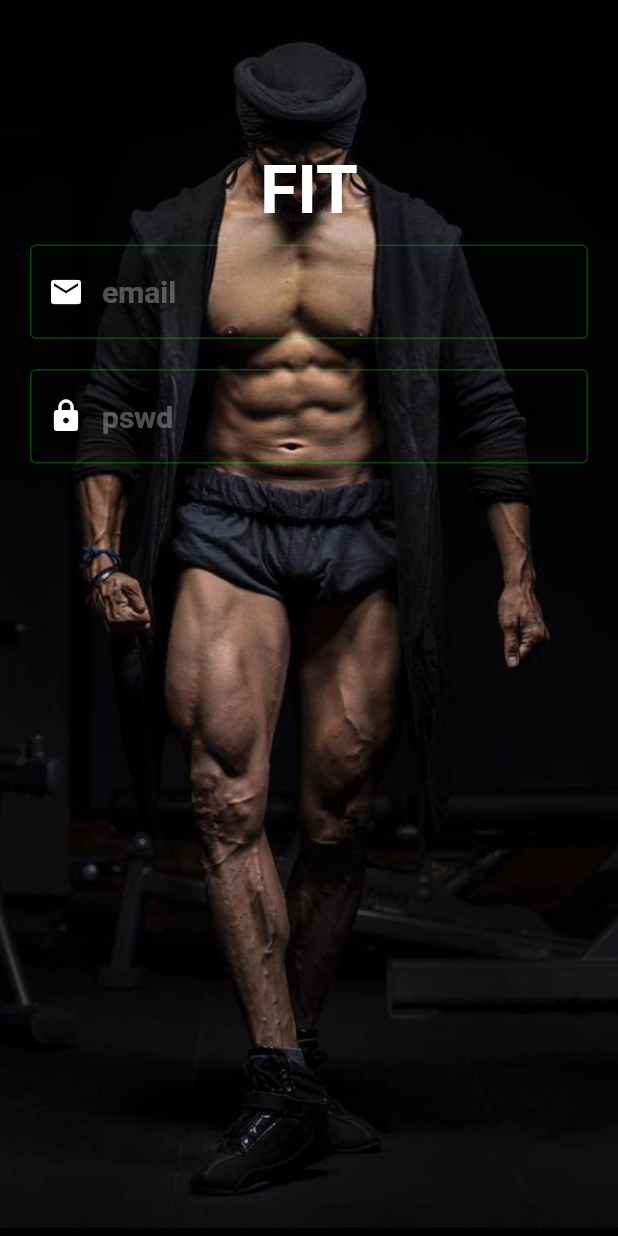
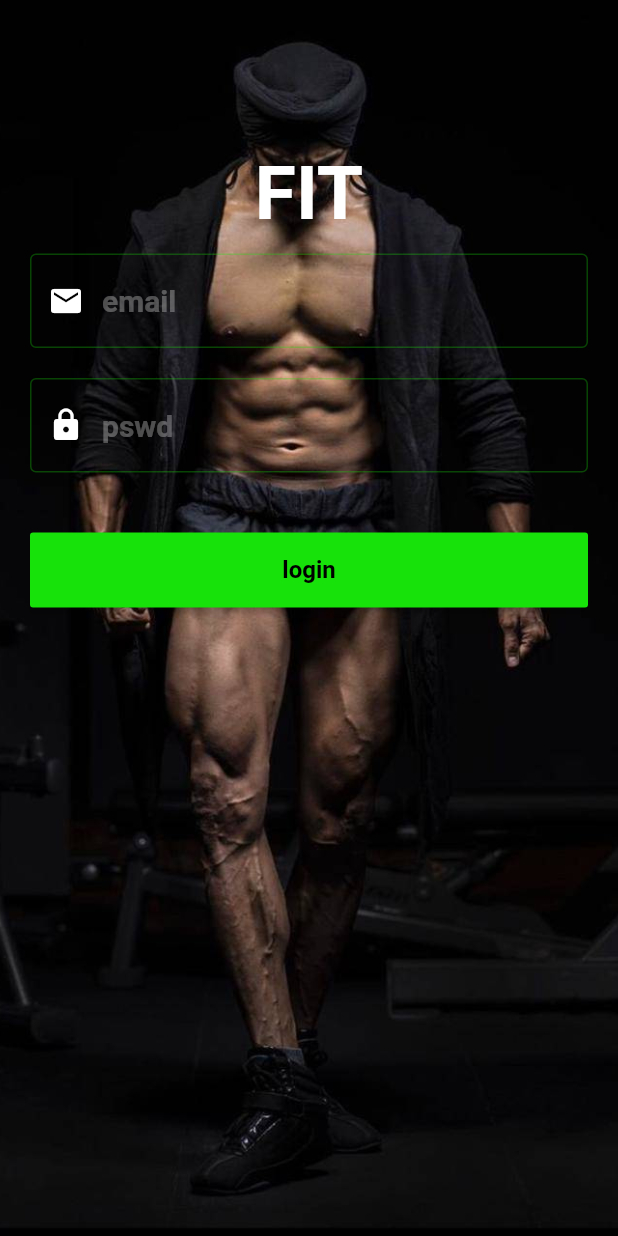
Before and after one commit to rGradov/flutter-trainer-app, a Flutter app: the screen it shows after launch, on a phone screen of 412 x 824 dp. Run offline on Flutter 3.47's test engine with Material 2 defaults, Android fonts, the phone set to English and light mode, and no system bars.

Commit message:
# making login page with route

```diff
--- a/lib/main.dart
+++ b/lib/main.dart
@@ -1,6 +1,5 @@
 import 'package:flutter/material.dart';
 import 'package:workout_app/screens/auth/authscreen.dart';
-import 'package:workout_app/screens/home/homescreen.dart';
 
 void main() {
   runApp(FitApp());
--- a/lib/screens/auth/authscreen.dart
+++ b/lib/screens/auth/authscreen.dart
@@ -1,6 +1,6 @@
 import 'package:flutter/material.dart';
 import 'package:workout_app/const/const.dart';
-import 'package:workout_app/shared/bgimg.dart';
+import 'package:workout_app/screens/home/homescreen.dart';
 
 class AuthScreen extends StatefulWidget {
   @override
@@ -10,6 +10,8 @@ class AuthScreen extends StatefulWidget {
 class _AuthScreenState extends State<AuthScreen> {
   TextEditingController _emailController = TextEditingController();
   TextEditingController _pswdController = TextEditingController();
+  // String _email;
+  // String _pswd;
 
   @override
   Widget build(BuildContext context) {
@@ -21,7 +23,7 @@ class _AuthScreenState extends State<AuthScreen> {
             child: Text(
               'FIT',
               style: TextStyle(
-                  fontSize: 45,
+                  fontSize: 50,
                   fontWeight: FontWeight.bold,
                   color: Colors.white),
             ),
@@ -60,8 +62,24 @@ class _AuthScreenState extends State<AuthScreen> {
       );
     }
 
-    Widget _button() {
-      return Container();
+    Widget _button(void func()) {
+      return RaisedButton(
+        splashColor: Colors.white,
+        highlightColor: Colors.white,
+        color: MainColor,
+        child: Text('login',
+            style: TextStyle(
+              fontWeight: FontWeight.bold,
+              fontSize: 16,
+              color: Colors.black,
+            )),
+        onPressed: () {
+          Navigator.push(
+        context,
+        MaterialPageRoute(builder: (context) => HomeScreen()),
+      );
+        },
+      );
     }
 
     Widget _form(String lable, void func()) {
@@ -86,11 +104,22 @@ class _AuthScreenState extends State<AuthScreen> {
               child: Container(
                 height: 50,
                 width: MediaQuery.of(context).size.width,
-                child: _button(),
+                child: _button(() {}),
               ),
             )
           ],
         ),
+      );
+    }
+
+    void _loginFunc() {
+      // _email = _emailController.text;
+      // _pswd = _pswdController.text;
+      // _emailController.clear();
+      // _pswdController.clear();
+      Navigator.push(
+        context,
+        MaterialPageRoute(builder: (context) => HomeScreen()),
       );
     }
 
@@ -104,7 +133,7 @@ class _AuthScreenState extends State<AuthScreen> {
       child: Scaffold(
         backgroundColor: Colors.transparent,
         body: Column(
-          children: <Widget>[_logo(), _form('login', () {})],
+          children: <Widget>[_logo(), _form('login', _loginFunc)],
         ),
       ),
     );
--- a/lib/screens/home/homescreen.dart
+++ b/lib/screens/home/homescreen.dart
@@ -7,9 +7,7 @@ class HomeScreen extends StatelessWidget {
   Widget build(BuildContext context) {
     return Container(
       child: Scaffold(
-        appBar: AppBar(
-          title: Text('test title'),
-        ),
+
         body: Body(),
       ),
     );
--- a/lib/screens/home/widget/body.dart
+++ b/lib/screens/home/widget/body.dart
@@ -27,7 +27,7 @@ class MainText extends StatelessWidget {
 
   @override
   Widget build(BuildContext context) {
-    return Container(
+    return SafeArea(
       /// width: double.infinity,
       child: Column(
         children: [
```
